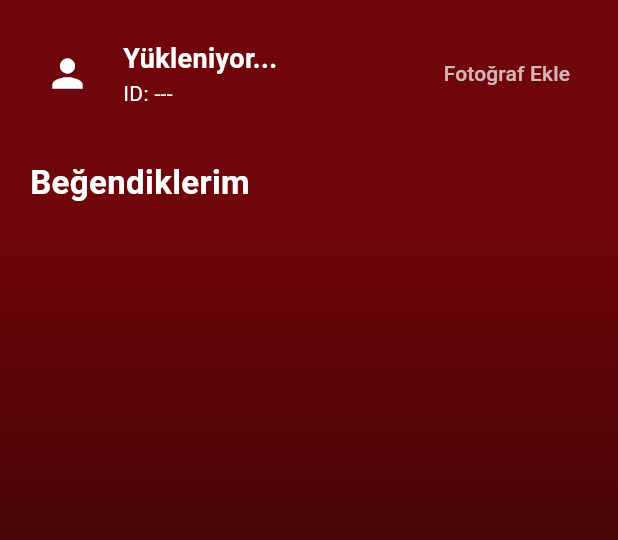
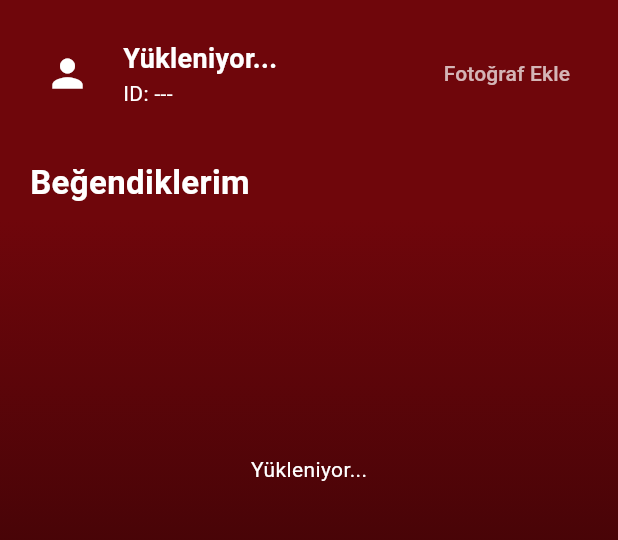
Before and after one commit to envertunasonmez/ShartFlix, a Flutter app: the ProfileView screen opened by its route, on a phone screen of 412 x 824 dp, the part 90-630 px from its top. Run offline on Flutter 3.47's test engine with Material 3 defaults, Android fonts, the phone set to English and light mode, and no system bars; our stand-ins replace dio, equatable, flutter_bloc, flutter_svg, go_router, google_fonts and 3 more; accounts and stored records are empty; project files that could hold a hidden picture were left out.

```diff
--- a/lib/features/profile/view/profile_view.dart
+++ b/lib/features/profile/view/profile_view.dart
@@ -107,11 +107,7 @@ class ProfileView extends StatelessWidget {
 
                   // Favorites Grid
                   Expanded(
-                    child:
-                        BlocBuilder<
-                          FavoriteMovieListCubit,
-                          FavoriteMovieListState
-                        >(
+                    child: BlocBuilder<FavoriteMovieListCubit, FavoriteMovieListState>(
                       builder: (context, state) {
                         if (state is FavoriteLoading) {
                           return const Center(
@@ -120,20 +116,36 @@ class ProfileView extends StatelessWidget {
                             ),
                           );
                         } else if (state is FavoriteError) {
-                              return Center(
+                          return ListView(
+                            physics:
+                                const AlwaysScrollableScrollPhysics(), // ✅ Scroll zorunlu
+                            children: [
+                              Center(
+                                child: Padding(
+                                  padding: const EdgeInsets.all(40),
                                   child: Text(
                                     'Hata: ${state.message}',
                                     style: const TextStyle(color: Colors.red),
                                   ),
+                                ),
+                              ),
+                            ],
                           );
                         } else if (state is FavoriteLoaded) {
                           final movies = state.movies;
                           if (movies.isEmpty) {
-                                return const Center(
+                            return ListView(
+                              physics:
+                                  const AlwaysScrollableScrollPhysics(),
+                              children: const [
+                                SizedBox(height: 150),
+                                Center(
                                   child: Text(
                                     'Henüz favori film yok.',
                                     style: TextStyle(color: Colors.white),
                                   ),
+                                ),
+                              ],
                             );
                           }
                           return GridView.builder(
@@ -156,7 +168,19 @@ class ProfileView extends StatelessWidget {
                             },
                           );
                         }
-                            return const SizedBox();
+                        return ListView(
+                          physics:
+                              const AlwaysScrollableScrollPhysics(), // ✅ boş durumda da refresh çalışır
+                          children: const [
+                            SizedBox(height: 150),
+                            Center(
+                              child: Text(
+                                'Yükleniyor...',
+                                style: TextStyle(color: Colors.white),
+                              ),
+                            ),
+                          ],
+                        );
                       },
                     ),
                   ),
```
Lines whose indentation alone changed are shown as unchanged.
